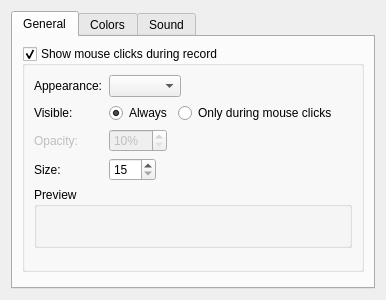
hippich/recorditnow, file src/config/ui/mouseconfig.ui: the form before one commit.
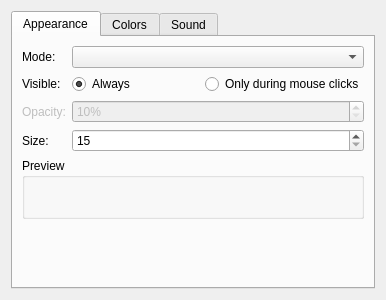
The form after the commit. Custom widgets are drawn as their Qt base class.

Commit message: remove old code + keyboard/mouse stuff

Diff of the .ui file:
```diff
--- a/src/config/ui/mouseconfig.ui
+++ b/src/config/ui/mouseconfig.ui
@@ -27,28 +27,71 @@
      </property>
      <widget class="QWidget" name="tab_3">
       <attribute name="title">
-       <string>General</string>
+       <string>Appearance</string>
       </attribute>
-      <layout class="QVBoxLayout" name="verticalLayout_2">
-       <item>
-        <widget class="QGroupBox" name="kcfg_showActivity">
+      <layout class="QFormLayout" name="formLayout">
+       <item row="10" column="0" colspan="2">
+        <widget class="QGroupBox" name="groupBox">
          <property name="title">
-          <string>Show mouse clicks during record</string>
+          <string>Preview</string>
          </property>
-         <property name="flat">
+         <layout class="QGridLayout" name="gridLayout">
+          <item row="0" column="1">
+           <widget class="CursorWidget" name="cursorWidget" native="true">
+            <property name="minimumSize">
+             <size>
+              <width>9</width>
+              <height>9</height>
+             </size>
+            </property>
+           </widget>
+          </item>
+          <item row="0" column="0">
+           <spacer name="horizontalSpacer_2">
+            <property name="orientation">
+             <enum>Qt::Horizontal</enum>
+            </property>
+            <property name="sizeHint" stdset="0">
+             <size>
+              <width>40</width>
+              <height>20</height>
+             </size>
+            </property>
+           </spacer>
+          </item>
+          <item row="0" column="2">
+           <spacer name="horizontalSpacer_3">
+            <property name="orientation">
+             <enum>Qt::Horizontal</enum>
+            </property>
+            <property name="sizeHint" stdset="0">
+             <size>
+              <width>40</width>
+              <height>20</height>
+             </size>
+            </property>
+           </spacer>
+          </item>
+         </layout>
+        </widget>
+       </item>
+       <item row="11" column="0">
+        <widget class="KIntSpinBox" name="kcfg_cursorMode">
+         <property name="enabled">
           <bool>false</bool>
          </property>
-         <property name="checkable">
-          <bool>true</bool>
+         <property name="maximumSize">
+          <size>
+           <width>0</width>
+           <height>0</height>
+          </size>
          </property>
-         <layout class="QFormLayout" name="formLayout_4">
-          <property name="fieldGrowthPolicy">
-           <enum>QFormLayout::ExpandingFieldsGrow</enum>
-          </property>
+        </widget>
+       </item>
           <item row="1" column="0">
            <widget class="QLabel" name="label_2">
             <property name="text">
-             <string>Appearance:</string>
+          <string>Mode:</string>
             </property>
            </widget>
           </item>
@@ -93,7 +136,7 @@
             </item>
            </layout>
           </item>
-          <item row="4" column="0">
+       <item row="5" column="0">
            <widget class="QLabel" name="opacityLabel">
             <property name="enabled">
              <bool>false</bool>
@@ -106,7 +149,7 @@
             </property>
            </widget>
           </item>
-          <item row="4" column="1">
+       <item row="5" column="1">
            <widget class="KIntSpinBox" name="kcfg_cursorOpacity">
             <property name="enabled">
              <bool>false</bool>
@@ -125,7 +168,7 @@
             </property>
            </widget>
           </item>
-          <item row="5" column="0">
+       <item row="6" column="0">
            <widget class="QLabel" name="label_3">
             <property name="text">
              <string>Size:</string>
@@ -135,7 +178,7 @@
             </property>
            </widget>
           </item>
-          <item row="5" column="1">
+       <item row="6" column="1">
            <widget class="KIntSpinBox" name="kcfg_cursorWidgetSize">
             <property name="suffix">
              <string notr="true"/>
@@ -151,67 +194,6 @@
             </property>
            </widget>
           </item>
-          <item row="6" column="0" colspan="2">
-           <widget class="QGroupBox" name="groupBox">
-            <property name="title">
-             <string>Preview</string>
-            </property>
-            <layout class="QGridLayout" name="gridLayout">
-             <item row="0" column="1">
-              <widget class="CursorWidget" name="cursorWidget" native="true">
-               <property name="minimumSize">
-                <size>
-                 <width>9</width>
-                 <height>9</height>
-                </size>
-               </property>
-              </widget>
-             </item>
-             <item row="0" column="0">
-              <spacer name="horizontalSpacer_2">
-               <property name="orientation">
-                <enum>Qt::Horizontal</enum>
-               </property>
-               <property name="sizeHint" stdset="0">
-                <size>
-                 <width>40</width>
-                 <height>20</height>
-                </size>
-               </property>
-              </spacer>
-             </item>
-             <item row="0" column="2">
-              <spacer name="horizontalSpacer_3">
-               <property name="orientation">
-                <enum>Qt::Horizontal</enum>
-               </property>
-               <property name="sizeHint" stdset="0">
-                <size>
-                 <width>40</width>
-                 <height>20</height>
-                </size>
-               </property>
-              </spacer>
-             </item>
-            </layout>
-           </widget>
-          </item>
-         </layout>
-        </widget>
-       </item>
-       <item>
-        <widget class="KIntSpinBox" name="kcfg_cursorMode">
-         <property name="enabled">
-          <bool>false</bool>
-         </property>
-         <property name="maximumSize">
-          <size>
-           <width>0</width>
-           <height>0</height>
-          </size>
-         </property>
-        </widget>
-       </item>
       </layout>
      </widget>
      <widget class="QWidget" name="tab_4">
```
Left out of the diff: 4 changed lines with no effect on the pictures. Lines whose indentation alone changed are shown as unchanged. The commit also changes 149 other files.
